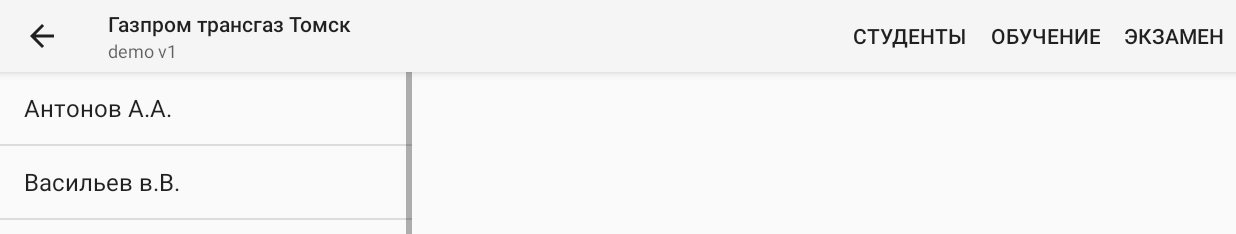
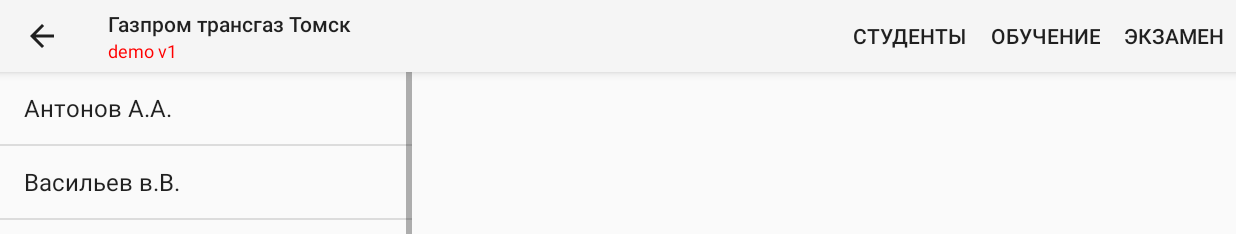
Before and after one commit to abones/EducationDemo, an Android app: the screen it shows after launch (StudentsActivity), after a tap on "СТУДЕНТЫ", on a phone screen of 824 x 412 dp (held sideways). Shown: the top 234 px of the screen. Run offline under Robolectric (Android 15) with nearby library versions, the phone set to English and light mode, and no system bars; 2 statements that could not run were skipped.

Commit message:
Демо версия

```diff
--- a/mobile/src/main/java/ru/sibhtc/educationdemo/activities/ExamActivity.java
+++ b/mobile/src/main/java/ru/sibhtc/educationdemo/activities/ExamActivity.java
@@ -9,6 +9,7 @@ import android.support.v4.app.FragmentManager;
 import android.support.v4.app.FragmentTransaction;
 import android.support.v7.app.ActionBar;
 import android.support.v7.app.AppCompatActivity;
+import android.text.Html;
 import android.view.KeyEvent;
 import android.view.Menu;
 import android.view.MenuInflater;
@@ -46,7 +47,7 @@ public class ExamActivity extends AppCompatActivity {
 
         ActionBar bar = getSupportActionBar();
         bar.setTitle(R.string.application_name);
-        bar.setSubtitle(R.string.application_name_demo);
+        bar.setSubtitle(Html.fromHtml("<font color='#ff0000'>" + getString(R.string.application_name_demo) + "</font>"));
         bar.setDisplayHomeAsUpEnabled(true);
 
         settingsFragment = new SettingsFragment();
--- a/mobile/src/main/java/ru/sibhtc/educationdemo/activities/LearningActivity.java
+++ b/mobile/src/main/java/ru/sibhtc/educationdemo/activities/LearningActivity.java
@@ -10,6 +10,7 @@ import android.support.v4.app.FragmentTransaction;
 import android.support.v4.app.FragmentManager;
 import android.support.v7.app.ActionBar;
 import android.support.v7.app.AppCompatActivity;
+import android.text.Html;
 import android.view.KeyEvent;
 import android.view.Menu;
 import android.view.MenuInflater;
@@ -45,7 +46,7 @@ public class LearningActivity extends AppCompatActivity {
 
         ActionBar bar = getSupportActionBar();
         bar.setTitle(R.string.application_name);
-        bar.setSubtitle(R.string.application_name_demo);
+        bar.setSubtitle(Html.fromHtml("<font color='#ff0000'>" + getString(R.string.application_name_demo) + "</font>"));
         bar.setDisplayHomeAsUpEnabled(true);
 
         settingsFragment = new SettingsFragment();
--- a/mobile/src/main/java/ru/sibhtc/educationdemo/activities/MainActivity.java
+++ b/mobile/src/main/java/ru/sibhtc/educationdemo/activities/MainActivity.java
@@ -6,6 +6,7 @@ import android.content.Intent;
 import android.os.Bundle;
 import android.support.v7.app.ActionBar;
 import android.support.v7.app.AppCompatActivity;
+import android.text.Html;
 import android.view.Menu;
 import android.view.MenuInflater;
 import android.view.MenuItem;
@@ -28,8 +29,9 @@ public class MainActivity extends AppCompatActivity implements ActionBar.OnNavig
         imageView.setImageResource(R.mipmap.ic_main_logo);
 
         ActionBar bar = getSupportActionBar();
+        assert bar != null;
         bar.setTitle(R.string.application_name);
-        bar.setSubtitle(R.string.application_name_demo);
+        bar.setSubtitle(Html.fromHtml("<font color='#ff0000'>" + getString(R.string.application_name_demo) + "</font>"));
 
         bar.setDisplayHomeAsUpEnabled(false);
     }
--- a/mobile/src/main/java/ru/sibhtc/educationdemo/activities/StudentsActivity.java
+++ b/mobile/src/main/java/ru/sibhtc/educationdemo/activities/StudentsActivity.java
@@ -5,6 +5,7 @@ import android.content.Intent;
 import android.os.Bundle;
 import android.support.v7.app.ActionBar;
 import android.support.v7.app.AppCompatActivity;
+import android.text.Html;
 import android.view.Menu;
 import android.view.MenuInflater;
 import android.view.MenuItem;
@@ -29,7 +30,7 @@ public class StudentsActivity extends AppCompatActivity implements ActionBar.OnN
 
         ActionBar bar = getSupportActionBar();
         bar.setTitle(R.string.application_name);
-        bar.setSubtitle(R.string.application_name_demo);
+        bar.setSubtitle(Html.fromHtml("<font color='#ff0000'>" + getString(R.string.application_name_demo) + "</font>"));
         bar.setDisplayHomeAsUpEnabled(true);
     }
 
--- a/mobile/src/main/res/values/colors.xml
+++ b/mobile/src/main/res/values/colors.xml
@@ -3,4 +3,5 @@
     <color name="progress_gray">#A9A9A9</color>
     <color name="step_value_error">#FF4500</color>
     <color name="step_value_success">#000000</color>
+    <color name="demo_color">#FFFF000A</color>
 </resources>
```
Also changed, not shown: mobile/src/main/res/values/styles.xml (+12 -0 lines), mobile/src/main/res/mipmap-hdpi/ic_launcher.png, mobile/src/main/res/mipmap-mdpi/ic_launcher.png, mobile/src/main/res/mipmap-xhdpi/ic_launcher.png, mobile/src/main/res/mipmap-xxhdpi/ic_launcher.png, mobile/src/main/res/mipmap-xxxhdpi/ic_launcher.png, mobile/src/main/res/mipmap-xxxhdpi/ic_main_logo.png, wear/src/main/res/mipmap-hdpi/ic_launcher.png, wear/src/main/res/mipmap-mdpi/ic_launcher.png, wear/src/main/res/mipmap-xhdpi/ic_launcher.png, wear/src/main/res/mipmap-xxhdpi/ic_launcher.png, wear/src/main/res/mipmap-xxxhdpi/ic_launcher.png.
